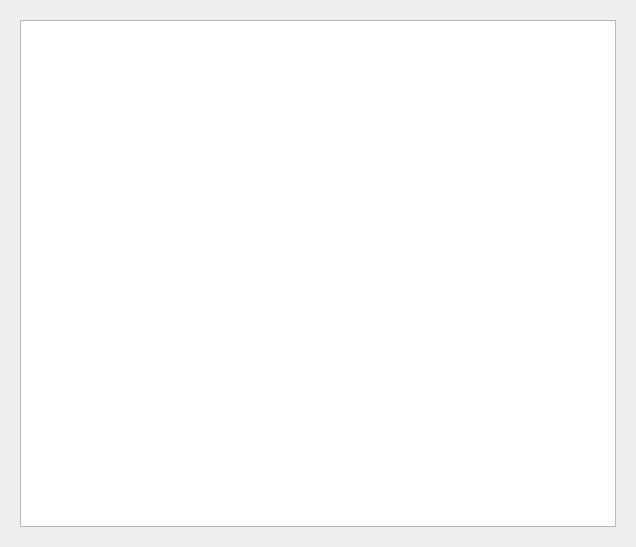
The window that PhantomSelect.ui (alPreuhs/InteractiveReconstruction) describes before a commit, drawn with Qt 5.
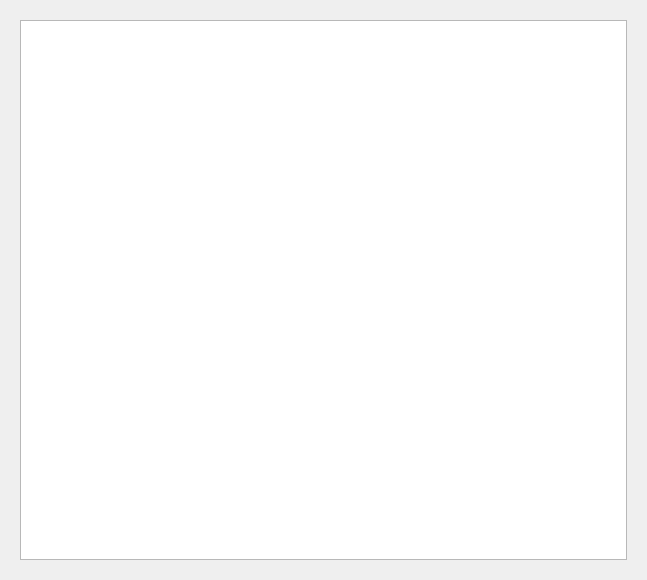
The same window after the commit.

What changed in the file:
```diff
--- a/PhantomSelect.ui
+++ b/PhantomSelect.ui
@@ -6,8 +6,8 @@
    <rect>
     <x>0</x>
     <y>0</y>
-    <width>636</width>
-    <height>547</height>
+    <width>647</width>
+    <height>580</height>
    </rect>
   </property>
   <property name="windowTitle">
```
Left out of the diff: 9 changed lines with no effect on the pictures.
